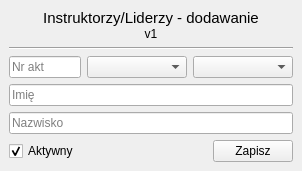
The window that Forms/liderzyFormDodaj.ui (kolomir/place_v2) describes before a commit, drawn with Qt 5.
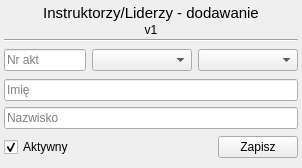
The same window after the commit.

```diff
--- a/Forms/liderzyFormDodaj.ui
+++ b/Forms/liderzyFormDodaj.ui
@@ -33,19 +33,19 @@
     <widget class="QWidget" name="widget" native="true">
      <layout class="QVBoxLayout" name="verticalLayout_4">
       <property name="spacing">
-       <number>6</number>
+       <number>2</number>
       </property>
       <property name="leftMargin">
-       <number>9</number>
+       <number>4</number>
       </property>
       <property name="topMargin">
-       <number>9</number>
+       <number>4</number>
       </property>
       <property name="rightMargin">
-       <number>9</number>
+       <number>4</number>
       </property>
       <property name="bottomMargin">
-       <number>9</number>
+       <number>4</number>
       </property>
       <item>
        <widget class="QWidget" name="widget_2" native="true">
```
